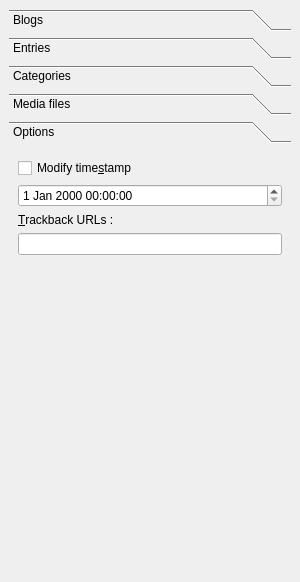
Old version of the form src/toolbox.ui in the repository mtux/bilbo.
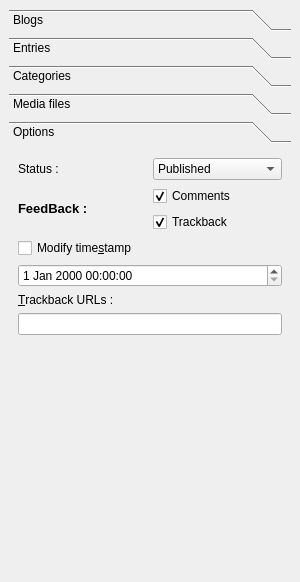
New version of the form. The open tabs and pages were chosen to show the change.

The edit to the form file:
```diff
--- a/src/toolbox.ui
+++ b/src/toolbox.ui
@@ -220,42 +220,116 @@
           <rect>
            <x>0</x>
            <y>0</y>
-           <width>186</width>
-           <height>139</height>
+           <width>280</width>
+           <height>405</height>
           </rect>
          </property>
          <attribute name="label" >
           <string>Options</string>
          </attribute>
-         <layout class="QGridLayout" name="gridLayout_3" >
-          <item row="0" column="0" >
+         <layout class="QVBoxLayout" name="verticalLayout_6" >
+          <item>
+           <layout class="QHBoxLayout" name="horizontalLayout_7" >
+            <item>
+             <widget class="QLabel" name="label_3" >
+              <property name="text" >
+               <string>Status :</string>
+              </property>
+             </widget>
+            </item>
+            <item>
+             <widget class="QComboBox" name="comboOptionsStatus" >
+              <item>
+               <property name="text" >
+                <string>Published</string>
+               </property>
+              </item>
+              <item>
+               <property name="text" >
+                <string>Draft</string>
+               </property>
+              </item>
+              <item>
+               <property name="text" >
+                <string>Local Draft</string>
+               </property>
+              </item>
+             </widget>
+            </item>
+           </layout>
+          </item>
+          <item>
+           <layout class="QHBoxLayout" name="horizontalLayout_6" >
+            <item>
+             <widget class="QLabel" name="label" >
+              <property name="text" >
+               <string>&lt;!DOCTYPE HTML PUBLIC "-//W3C//DTD HTML 4.0//EN" "http://www.w3.org/TR/REC-html40/strict.dtd">
+&lt;html>&lt;head>&lt;meta name="qrichtext" content="1" />&lt;style type="text/css">
+p, li { white-space: pre-wrap; }
+&lt;/style>&lt;/head>&lt;body style=" font-family:'DejaVu Sans'; font-size:10pt; font-weight:400; font-style:normal;">
+&lt;table style="-qt-table-type: root; margin-top:4px; margin-bottom:4px; margin-left:4px; margin-right:4px;">
+&lt;tr>
+&lt;td style="border: none;">
+&lt;p style=" margin-top:0px; margin-bottom:0px; margin-left:0px; margin-right:0px; -qt-block-indent:0; text-indent:0px;">&lt;span style=" font-weight:600;">FeedBack :&lt;/span>&lt;/p>&lt;/td>&lt;/tr>&lt;/table>&lt;/body>&lt;/html></string>
+              </property>
+             </widget>
+            </item>
+            <item>
+             <layout class="QVBoxLayout" name="verticalLayout_5" >
+              <item>
+               <widget class="QCheckBox" name="chkOptionsComments" >
+                <property name="text" >
+                 <string>Comments</string>
+                </property>
+                <property name="checked" >
+                 <bool>true</bool>
+                </property>
+               </widget>
+              </item>
+              <item>
+               <widget class="QCheckBox" name="chkOptionsTrackback" >
+                <property name="text" >
+                 <string>Trackback</string>
+                </property>
+                <property name="checkable" >
+                 <bool>true</bool>
+                </property>
+                <property name="checked" >
+                 <bool>true</bool>
+                </property>
+               </widget>
+              </item>
+             </layout>
+            </item>
+           </layout>
+          </item>
+          <item>
            <widget class="QCheckBox" name="chkOptionsTime" >
             <property name="text" >
              <string>Modify time&amp;stamp</string>
             </property>
            </widget>
           </item>
-          <item row="1" column="0" >
+          <item>
+           <layout class="QVBoxLayout" name="verticalLayout_3" />
+          </item>
+          <item>
            <widget class="QDateTimeEdit" name="datetimeOptionstimestamp" />
           </item>
-          <item row="2" column="0" >
-           <layout class="QVBoxLayout" name="verticalLayout_3" >
-            <item>
-             <widget class="QLabel" name="label_2" >
-              <property name="text" >
-               <string>&amp;Trackback URLs :</string>
-              </property>
-              <property name="buddy" >
-               <cstring>txtOptionsTrackback</cstring>
-              </property>
-             </widget>
-            </item>
-            <item>
-             <widget class="QLineEdit" name="txtOptionsTrackback" />
-            </item>
-           </layout>
+          <item>
+           <widget class="QLabel" name="label_2" >
+            <property name="text" >
+             <string>&amp;Trackback URLs :</string>
+            </property>
+            <property name="buddy" >
+             <cstring>txtOptionsTrackback</cstring>
+            </property>
+           </widget>
           </item>
-          <item row="3" column="0" >
+          <item>
+           <widget class="QLineEdit" name="txtOptionsTrackback" />
+          </item>
+          <item>
            <spacer name="verticalSpacer" >
             <property name="orientation" >
              <enum>Qt::Vertical</enum>
```
Left out of the diff: 9 changed lines with no effect on the pictures.
